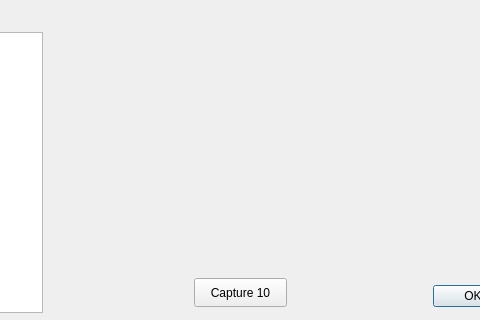
This is traing_gui/add_user.ui in degieusz/face_recogniction as Qt 5 draws it before an edit; both pictures show x 238 to 718 and y 288 to 608 of the 949 by 608 pixel window. The edited form follows.
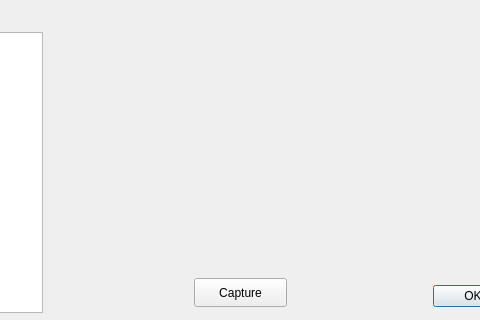
This is the edited form.

```diff
--- a/traing_gui/add_user.ui
+++ b/traing_gui/add_user.ui
@@ -144,7 +144,7 @@
     </rect>
    </property>
    <property name="text">
-    <string>Capture 10</string>
+    <string>Capture</string>
    </property>
   </widget>
   <widget class="QPushButton" name="create_text_user">
```
